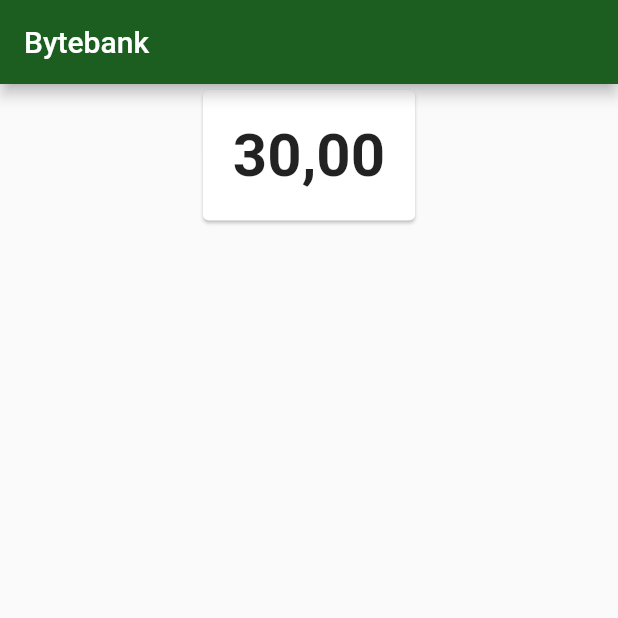
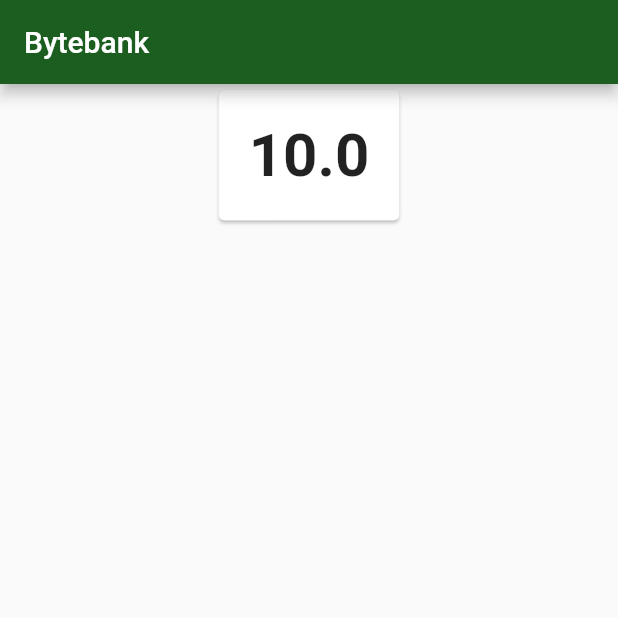
Before and after one commit to jgnogueira/app-bytebank-provider, a Flutter app: the screen it shows after launch, on a phone screen of 412 x 824 dp, the top half of it. Run offline on Flutter 3.47's test engine with Material 2 defaults, Android fonts, the phone set to English and light mode, and no system bars.

Commit message:
Refatorando código do componente de saldo

```diff
--- a/lib/screens/dashboard/dashboard.dart
+++ b/lib/screens/dashboard/dashboard.dart
@@ -8,7 +8,7 @@ class Dashboard extends StatelessWidget {
         title: const Text('Bytebank'),
       ),
       body: Align(
-        child: Saldo(),
+        child: SaldoCard(10.0),
         alignment: Alignment.topCenter,
       ),
     );
--- a/lib/screens/dashboard/saldo.dart
+++ b/lib/screens/dashboard/saldo.dart
@@ -1,12 +1,15 @@
 import 'package:flutter/material.dart';
 
-class Saldo extends StatelessWidget {
+class SaldoCard extends StatelessWidget {
+  final double saldo;
+
+  SaldoCard(this.saldo);
   Widget build(BuildContext context) {
     return Card(
       child: Padding(
         padding: EdgeInsets.all(20.0),
         child: Text(
-          '30,00',
+          saldo.toString(),
           textAlign: TextAlign.center,
           style: TextStyle(
             fontSize: 40,
```
